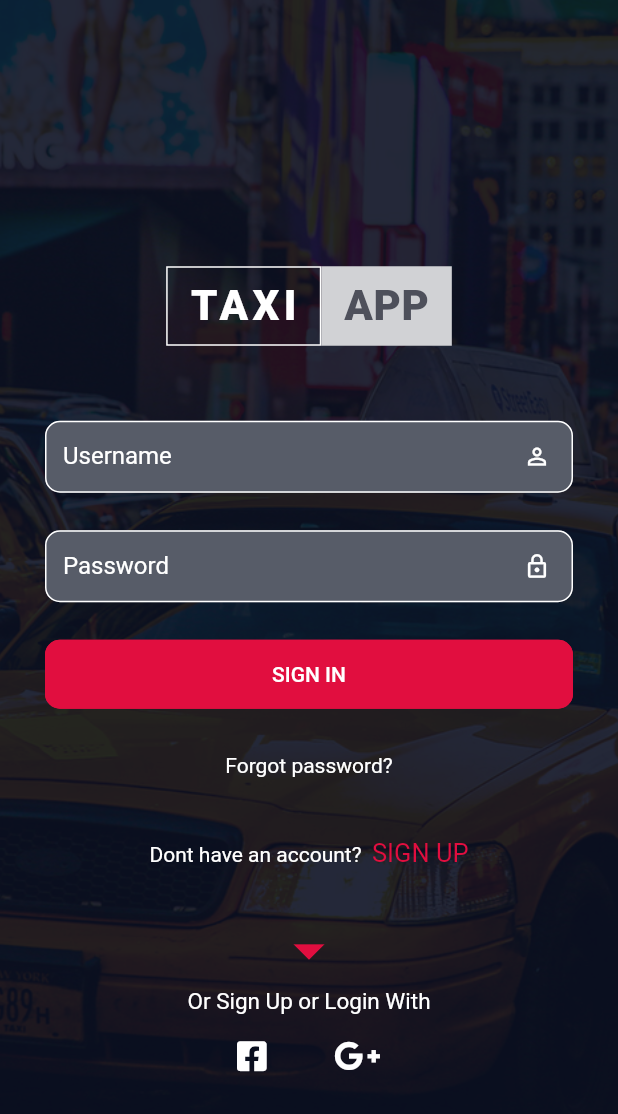
After one commit to BennAjax/FlutterHub, a Flutter app: the LoginScreen screen opened by its route, on a phone screen of 412 x 824 dp. The commit adds this screen. Shown: the top 1114 px of the screen. Run offline on Flutter 3.47's test engine with Material 2 defaults, Android fonts, the phone set to English and light mode, and no system bars; our stand-ins replace font_awesome_flutter.

Commit message:
taxi app

```diff
--- /dev/null
+++ b/lib/components/AppBackground.dart
@@ -0,0 +1,28 @@
+import 'package:flutter/material.dart';
+
+class AppBackground extends StatelessWidget {
+  final Widget child;
+
+  const AppBackground({
+    Key key, this.child
+  }) : super(key: key);
+
+  @override
+  Widget build(BuildContext context) {
+    return Scaffold(
+      resizeToAvoidBottomPadding: false,
+      body: Container(
+          decoration: BoxDecoration(
+            color: const Color(0xff0b1022),
+            image: DecorationImage(
+              image: AssetImage('assets/images/taxi.jpeg'),
+              fit: BoxFit.fitHeight,
+              colorFilter: new ColorFilter.mode(
+                  Color(0xff0b1022).withOpacity(0.1), BlendMode.dstATop),
+            ),
+          ),
+          child: this.child
+      ),
+    );
+  }
+}
--- /dev/null
+++ b/lib/components/TaxiLogo.dart
@@ -0,0 +1,42 @@
+import 'package:flutter/material.dart';
+
+class TaxiLogo extends StatelessWidget {
+
+  const TaxiLogo({
+    Key key,
+  }) : super(key: key);
+
+  @override
+  Widget build(BuildContext context) {
+    return Center(
+      child: Row(
+        mainAxisSize: MainAxisSize.min,
+        children: <Widget>[
+          DecoratedBox(
+            decoration: BoxDecoration(
+                border: Border.all(color: Colors.white, width: 1.0)),
+            child: Container(
+                padding: EdgeInsets.symmetric(vertical: 10.0, horizontal: 15.0),
+                child: Text('TAXI',
+                    style: TextStyle(
+                        color: Colors.white,
+                        fontSize: 28.0,
+                        fontWeight: FontWeight.w900,
+                        letterSpacing: 3.0))),
+          ),
+          Container(
+              color: Color(0xffd1d2d5),
+              padding: EdgeInsets.symmetric(vertical: 10.0, horizontal: 15.0),
+              child: Text(
+                'APP',
+                style: TextStyle(
+                    color: Color(0xff4e505b),
+                    fontSize: 28.0,
+                    fontWeight: FontWeight.w900,
+                    letterSpacing: 0.5),
+              ))
+        ],
+      ),
+    );
+  }
+}
--- a/lib/main.dart
+++ b/lib/main.dart
@@ -1,90 +1,262 @@
-import 'package:audioplayers/audio_cache.dart';
 import 'package:flutter/cupertino.dart';
 import 'package:flutter/material.dart';
-import 'package:audioplayers/audioplayers.dart';
+import 'package:flutter/services.dart';
+import 'package:workspace/components/TaxiLogo.dart';
+import 'package:workspace/components/AppBackground.dart';
+import 'package:font_awesome_flutter/font_awesome_flutter.dart';
 
-void main() => runApp(XylophoneApp());
+void main() => runApp(FlutterHubApp());
 
-class XylophoneApp extends StatelessWidget {
+class FlutterHubApp extends StatelessWidget {
   @override
   Widget build(BuildContext context) {
     return MaterialApp(
-      home: HomePage(),
+      debugShowCheckedModeBanner: false,
+      home: SplashScreen(),
+      routes: <String, WidgetBuilder>{
+        SplashScreen.id: (BuildContext context) => SplashScreen(),
+        WelcomeScreen.id: (BuildContext context) => WelcomeScreen(),
+        LoginScreen.id: (BuildContext context) => LoginScreen()
+      },
     );
   }
 }
 
-class HomePage extends StatelessWidget {
+class SplashScreen extends StatefulWidget {
+  static String id = "SplashScreen";
 
-  void _playSound(int num) {
-    AudioCache player = new AudioCache();
-    player.play('sounds/note$num.wav');
+  @override
+  _SplashScreenState createState() => _SplashScreenState();
+}
+
+class _SplashScreenState extends State<SplashScreen> {
+  @override
+  void dispose() {
+    SystemChrome.setEnabledSystemUIOverlays(SystemUiOverlay.values);
+    super.dispose();
+  }
+
+  @override
+  initState() {
+    SystemChrome.setEnabledSystemUIOverlays([]);
+    super.initState();
   }
 
   @override
   Widget build(BuildContext context) {
-    return Scaffold(
-      backgroundColor: Colors.black,
-      body: SafeArea(
+    return GestureDetector(
+      onTap: () => Navigator.pushNamed(context, WelcomeScreen.id),
+      child: AppBackground(child: TaxiLogo()),
+    );
+  }
+}
+
+class WelcomeScreen extends StatefulWidget {
+  static String id = "WelcomeScreen";
+
+  @override
+  _WelcomeScreenState createState() => _WelcomeScreenState();
+}
+
+class _WelcomeScreenState extends State<WelcomeScreen> {
+  @override
+  void dispose() {
+    SystemChrome.setEnabledSystemUIOverlays(SystemUiOverlay.values);
+    super.dispose();
+  }
+
+  @override
+  initState() {
+    SystemChrome.setEnabledSystemUIOverlays([]);
+    super.initState();
+  }
+
+  @override
+  Widget build(BuildContext context) {
+    return AppBackground(
         child: Column(
-          crossAxisAlignment: CrossAxisAlignment.stretch,
+      children: <Widget>[
+        Flexible(
+          flex: 3,
+          child: Center(
+            child: _welcome(),
+          ),
+        ),
+        Container(
+          color: Color(0xffe10e3f),
+          height: 50.0,
+          child: Row(
+            mainAxisAlignment: MainAxisAlignment.spaceEvenly,
+            children: <Widget>[
+              GestureDetector(
+                onTap: () => Navigator.pushNamed(context, LoginScreen.id),
+                child: Text('SIGN IN',
+                    style: TextStyle(
+                        color: Colors.white, fontWeight: FontWeight.w500)),
+              ),
+              VerticalDivider(
+                color: Colors.white,
+                thickness: 1.0,
+                indent: 10.0,
+                endIndent: 10.0,
+              ),
+              Text('SIGN IN',
+                  style: TextStyle(
+                      color: Colors.white, fontWeight: FontWeight.w500))
+            ],
+          ),
+        )
+      ],
+    ));
+  }
+
+  Widget _welcome() {
+    return Column(
+      mainAxisSize: MainAxisSize.min,
+      children: <Widget>[
+        Text(
+          'Welcome to',
+          style: TextStyle(
+              color: Colors.white, fontSize: 16.0, fontWeight: FontWeight.w600),
+        ),
+        SizedBox(height: 18.0),
+        TaxiLogo(),
+        SizedBox(height: 22.0),
+        Padding(
+          padding: const EdgeInsets.symmetric(vertical: 10.0, horizontal: 24.0),
+          child: Text(
+            'Our mission is to get you from A to B as cost effectively as possible by linking you with reputable transport providers',
+            style: TextStyle(
+                color: Colors.white,
+                fontSize: 13.5,
+                fontWeight: FontWeight.w300),
+            textAlign: TextAlign.center,
+            softWrap: true,
+          ),
+        ),
+        Padding(
+          padding: const EdgeInsets.symmetric(vertical: 5.0, horizontal: 24.0),
+          child: Text(
+            'Click on the "Signup Up" button - it\'s a 1 minute bit of admin and then you\'re ready to go!',
+            style: TextStyle(
+                color: Colors.white,
+                fontSize: 13.5,
+                fontWeight: FontWeight.w300),
+            textAlign: TextAlign.center,
+          ),
+        )
+      ],
+    );
+  }
+}
+
+class LoginScreen extends StatefulWidget {
+  static String id = "LoginScreen";
+
+  @override
+  _LoginScreenState createState() => _LoginScreenState();
+}
+
+class _LoginScreenState extends State<LoginScreen> {
+  @override
+  void dispose() {
+    SystemChrome.setEnabledSystemUIOverlays(SystemUiOverlay.values);
+    super.dispose();
+  }
+
+  @override
+  initState() {
+    SystemChrome.setEnabledSystemUIOverlays([]);
+    super.initState();
+  }
+
+  @override
+  Widget build(BuildContext context) {
+    return AppBackground(
+      child: Center(
+        child: Column(
+          mainAxisSize: MainAxisSize.min,
           children: <Widget>[
-            Expanded(
-              child: FlatButton(
-                onPressed: () => _playSound(1),
-                color: Colors.red,
-                child: null,
-                padding: EdgeInsets.all(0.0),
+            SizedBox(height: 70.0),
+            TaxiLogo(),
+            SizedBox(height: 50.0),
+            Padding(
+              padding: const EdgeInsets.symmetric(horizontal: 30.0),
+              child: TextField(
+                decoration: InputDecoration(
+                    labelText: "Username",
+                    labelStyle: TextStyle(color: Colors.white),
+                    suffixIcon: Icon(Icons.perm_identity, color: Colors.white),
+                    enabledBorder: OutlineInputBorder(
+                        borderRadius: BorderRadius.circular(10.0),
+                        borderSide: BorderSide(color: Colors.white, width: 1.0, style: BorderStyle.solid)
+                    ),
+                    isDense: true,
+                    contentPadding: EdgeInsets.all(12.0),
+                    filled: true,
+                    fillColor: Color(0xff575c68)
+                ),
               ),
             ),
-            Expanded(
-              child: FlatButton(
-                onPressed: () => _playSound(2),
-                color: Colors.orange,
-                child: null,
-                padding: EdgeInsets.all(0.0),
-                shape: RoundedRectangleBorder(borderRadius: BorderRadius.zero),
+            Padding(
+              padding: const EdgeInsets.symmetric(horizontal: 30.0, vertical: 25.0),
+              child: TextField(
+                obscureText: true,
+                decoration: InputDecoration(
+                    labelText: "Password",
+                    labelStyle: TextStyle(color: Colors.white),
+                    suffixIcon: Icon(Icons.lock_outline, color: Colors.white),
+                    enabledBorder: OutlineInputBorder(
+                        borderRadius: BorderRadius.circular(10.0),
+                        borderSide: BorderSide(color: Colors.white, width: 1.0, style: BorderStyle.solid)
+                    ),
+                    isDense: true,
+                    contentPadding: EdgeInsets.all(12.0),
+                    filled: true,
+                    fillColor: Color(0xff575c68)
+                ),
               ),
             ),
-            Expanded(
+            Container(
+              color: Colors.transparent,
+              margin: EdgeInsets.only(left: 30.0, right: 30.0, bottom: 30.0),
+              height: 46.0,
+              width: MediaQuery.of(context).size.width,
               child: FlatButton(
-                onPressed: () => _playSound(3),
-                color: Colors.yellow,
-                child: null,
-                padding: EdgeInsets.all(0.0),
+                child: Text('SIGN IN', style: TextStyle(color: Colors.white),),
+                color: Color(0xffe10e3f),
+                shape: OutlineInputBorder(borderRadius: BorderRadius.circular(10.0), borderSide: BorderSide(color: Color(0xffe10e3f))),
+                onPressed: () => Navigator.pushNamed(context, SplashScreen.id),
               ),
             ),
-            Expanded(
-              child: FlatButton(
-                onPressed: () => _playSound(4),
-                color: Colors.green,
-                child: null,
-                padding: EdgeInsets.all(0.0),
+            Text('Forgot password?', style: TextStyle(color: Colors.white)),
+            SizedBox(height: 40.0),
+            RichText(
+              text: TextSpan(
+                text: 'Dont have an account?  ',
+                style: TextStyle(color: Colors.white),
+                children: <TextSpan>[
+                  TextSpan(
+                    text: 'SIGN UP',
+                    style: TextStyle(
+                      color: Color(0xffe10e3f),
+                      fontSize: 17.0
+                    )
+                  )
+                ]
               ),
             ),
-            Expanded(
-              child: FlatButton(
-                onPressed: () => _playSound(5),
-                color: Colors.teal,
-                child: null,
-                padding: EdgeInsets.all(0.0),
-              ),
-            ),
-            Expanded(
-              child: FlatButton(
-                onPressed: () => _playSound(6),
-                color: Colors.blue,
-                child: null,
-                padding: EdgeInsets.all(0.0),
-              ),
-            ),
-            Expanded(
-              child: FlatButton(
-                onPressed: () => _playSound(7),
-                color: Colors.purple,
-                child: null,
-                padding: EdgeInsets.all(0.0),
-              ),
+            SizedBox(height: 30.0),
+            Icon(Icons.arrow_drop_down, color: Color(0xffe10e3f), size: 50.0),
+            Text('Or Sign Up or Login With', style: TextStyle(color: Colors.white, fontSize: 15.0)),
+            SizedBox(height: 15.0),
+            Row(
+              mainAxisSize: MainAxisSize.min,
+              children: <Widget>[
+                FaIcon(FontAwesomeIcons.facebookSquare, color: Colors.white, size: 22.5),
+                SizedBox(width: 45.0,),
+                FaIcon(FontAwesomeIcons.googlePlusG, color: Colors.white, size: 25.0),
+              ],
             )
           ],
         ),
--- a/pubspec.yaml
+++ b/pubspec.yaml
@@ -29,6 +29,7 @@ dependencies:
   # Use with the CupertinoIcons class for iOS style icons.
   cupertino_icons: ^0.1.3
   audioplayers: ^0.15.1
+  font_awesome_flutter: ^8.8.1
 
 dev_dependencies:
   flutter_test:
```
Also changed, not shown: assets/images/taxi.jpeg (added), pubspec.lock, 1 other file.
